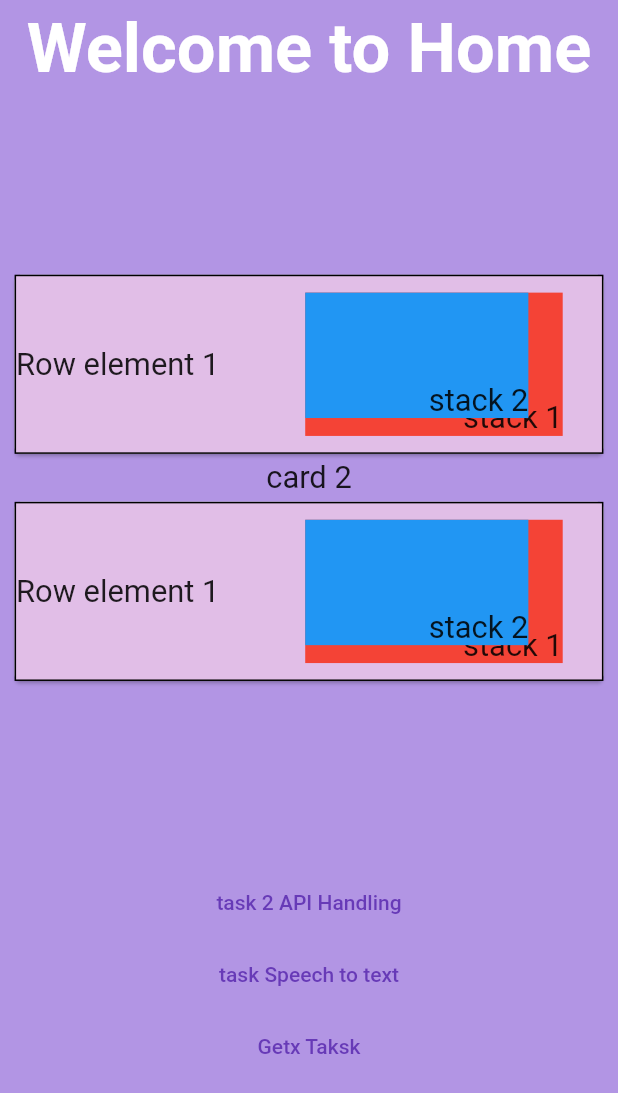
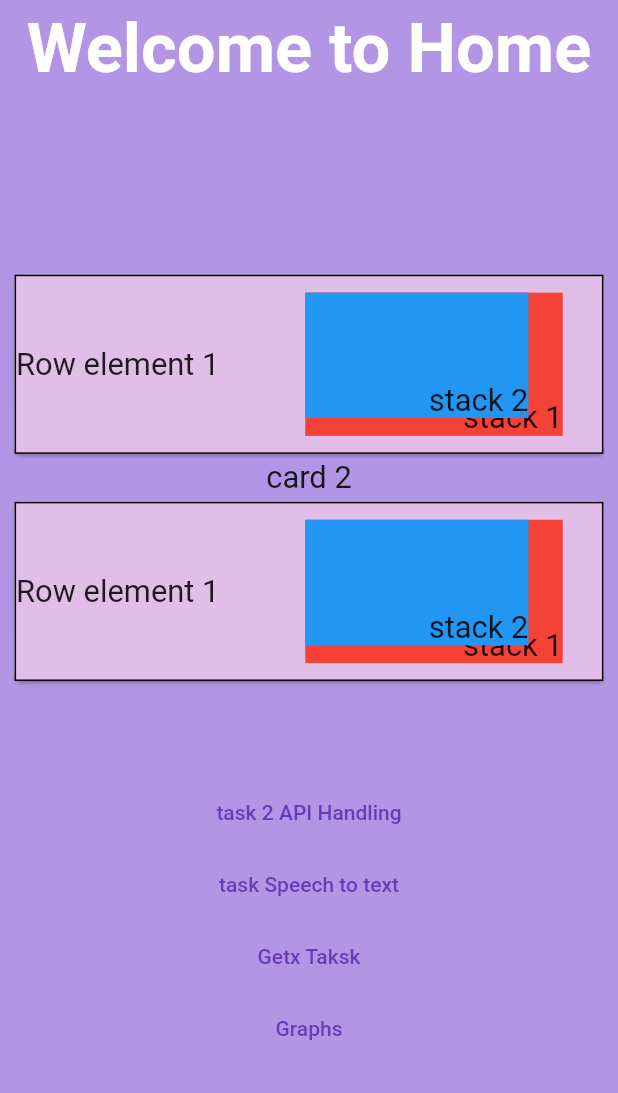
Before and after one commit to AbhishekpYoungsoft/responsiveUi_task, a Flutter app: the screen it shows after launch, on a phone screen of 412 x 824 dp. Shown: the top 1093 px of the screen. Run offline on Flutter 3.47's test engine with Material 2 defaults, Android fonts, the phone set to English and light mode, and no system bars; our stand-ins replace avatar_glow, flutter_screenutil, get, google_fonts, speech_to_text.

Commit message:
graph task started

```diff
--- a/lib/screens/home_screen.dart
+++ b/lib/screens/home_screen.dart
@@ -186,7 +186,7 @@ class _HomeScreenState extends State<HomeScreen> {
                   ),
                 ),
                 SizedBox(
-                  height: 100.h,
+                  height: 50.h,
                 ),
                 TextButton(
                     onPressed: () async {
@@ -210,7 +210,13 @@ class _HomeScreenState extends State<HomeScreen> {
                       Navigator.of(context).push(MaterialPageRoute(
                           builder: (context) => CounterPgae()));
                     },
-                    child: Text("Getx Taksk"))
+                    child: Text("Getx Taksk")),
+                TextButton(
+                    onPressed: () {
+                      Navigator.of(context).push(MaterialPageRoute(
+                          builder: (context) => CounterPgae()));
+                    },
+                    child: Text("Graphs"))
               ]),
             )),
           )),
```
